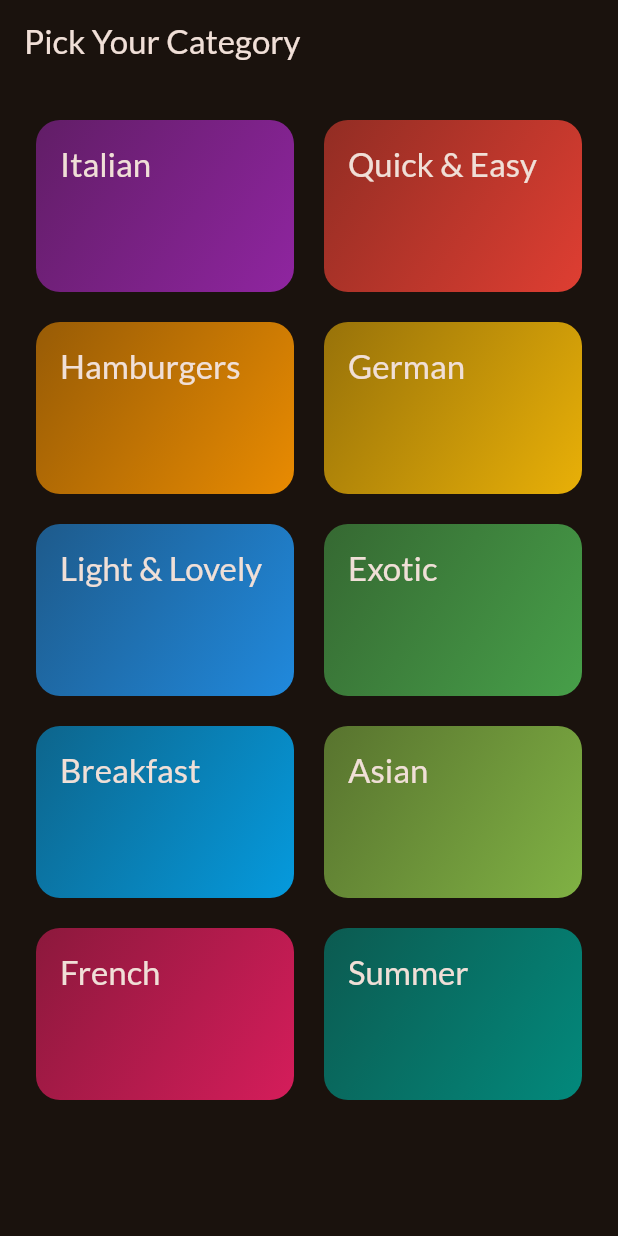
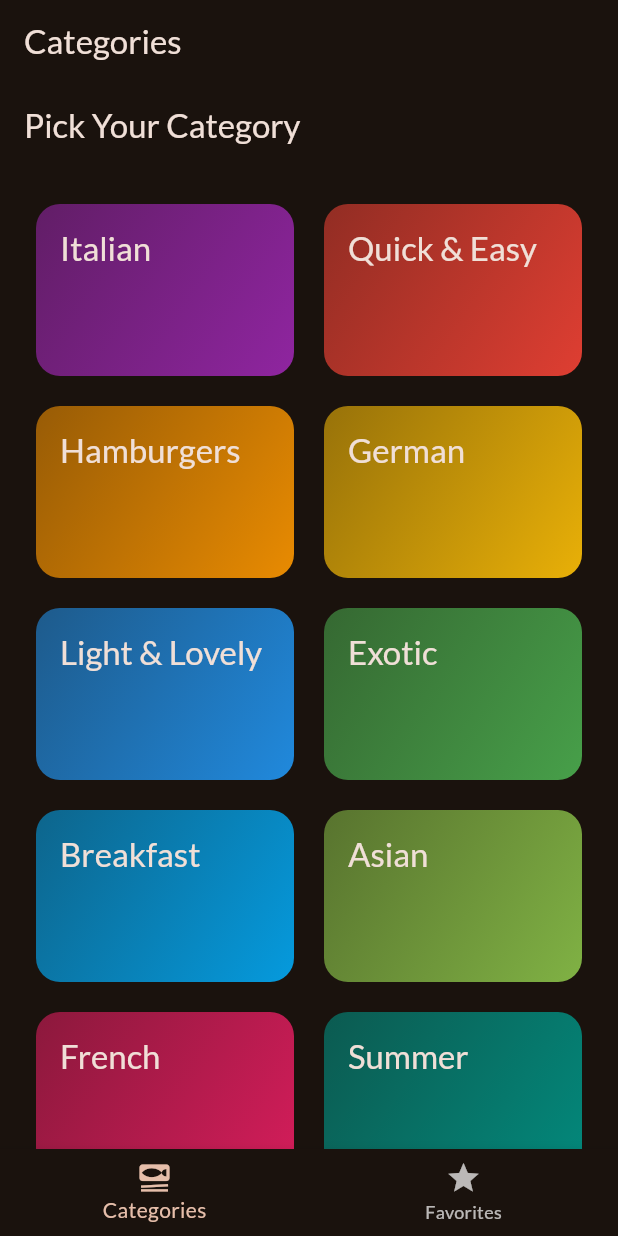
Before and after one commit to Veng-Eang/meals, a Flutter app: the screen it shows after launch, on a phone screen of 412 x 824 dp. Run offline on Flutter 3.47's test engine with Material 3 defaults, Android fonts, the phone set to English and light mode, and no system bars; our stand-ins replace google_fonts, transparent_image.

Commit message:
add tabs screen

```diff
--- a/lib/main.dart
+++ b/lib/main.dart
@@ -1,6 +1,7 @@
 import 'package:flutter/material.dart';
 import 'package:google_fonts/google_fonts.dart';
 import 'package:meals/screens/categories_screen.dart';
+import 'package:meals/screens/tabs.dart';
 
 final theme = ThemeData(
   useMaterial3: true,
@@ -22,7 +23,7 @@ class MyApp extends StatelessWidget {
   Widget build(BuildContext context) {
     return MaterialApp(
       theme: theme,
-      home: const CategoriesScreen(),
+      home: const TabsScreen(),
     );
   }
 }
--- /dev/null
+++ b/lib/screens/tabs.dart
@@ -0,0 +1,43 @@
+import 'package:flutter/material.dart';
+import 'package:meals/screens/categories_screen.dart';
+
+class TabsScreen extends StatefulWidget {
+  const TabsScreen({super.key});
+  @override
+  State<TabsScreen> createState() {
+    return _TabsScreenState();
+  }
+}
+
+class _TabsScreenState extends State<TabsScreen> {
+  Widget activePage = const CategoriesScreen();
+  var activePageTitle = 'Categories';
+
+  void _selectePage(int index) {
+    setState(() {});
+  }
+
+  @override
+  Widget build(BuildContext context) {
+    return Scaffold(
+      appBar: AppBar(
+        title: Text(activePageTitle),
+      ),
+      body: activePage,
+      bottomNavigationBar: BottomNavigationBar(
+        onTap: _selectePage,
+        currentIndex: 0,
+        items: [
+          BottomNavigationBarItem(
+            icon: Icon(Icons.set_meal),
+            label: 'Categories',
+          ),
+          BottomNavigationBarItem(
+            icon: Icon(Icons.star),
+            label: 'Favorites',
+          ),
+        ],
+      ),
+    );
+  }
+}
```
